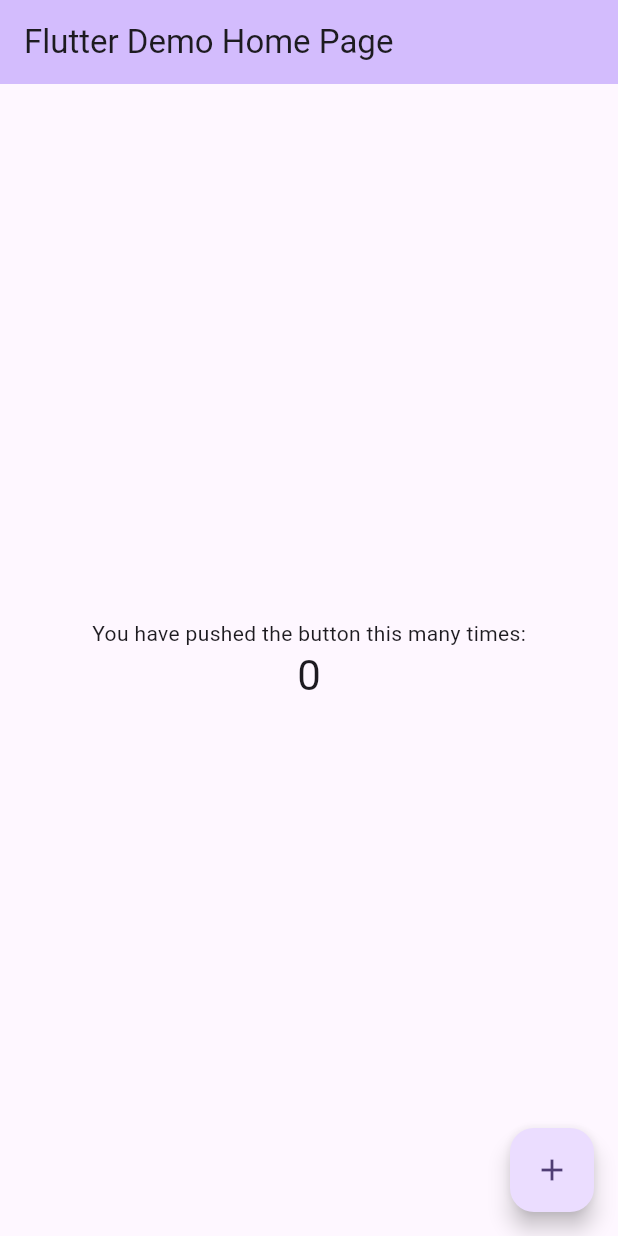
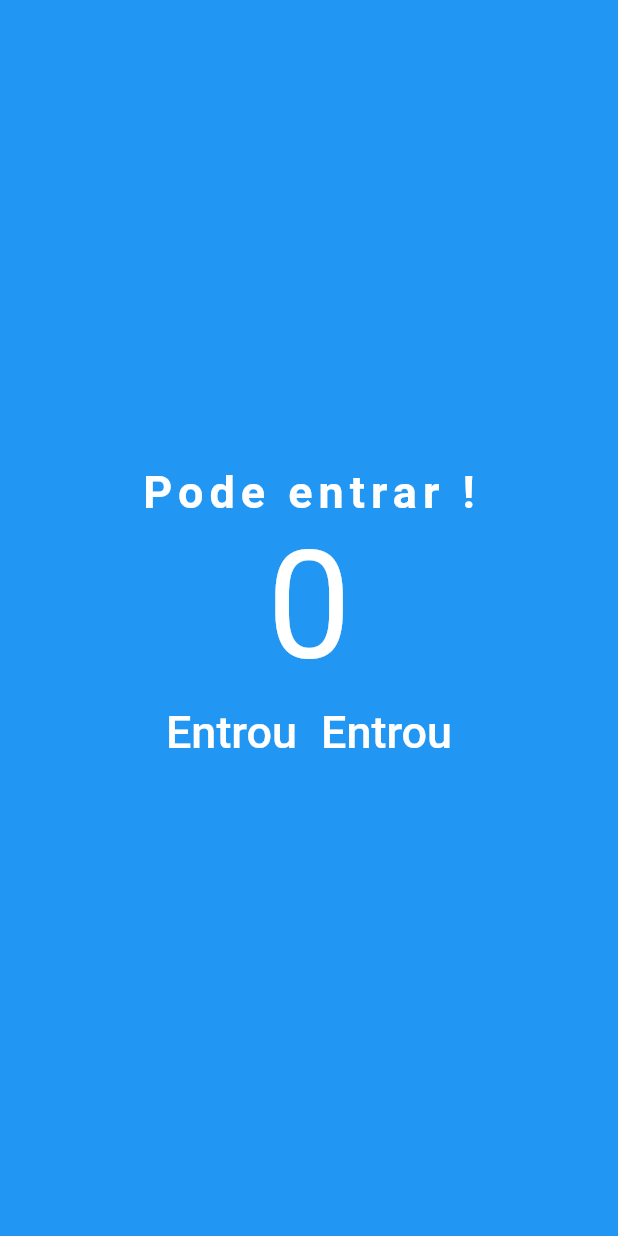
Before and after one commit to jbwinchesterjw/contador-em-flutter, a Flutter app: the screen it shows after launch, on a phone screen of 412 x 824 dp. Run offline on Flutter 3.47's test engine with Material 2 defaults, Android fonts, the phone set to English and light mode, and no system bars.

Commit message:
Adicionado botões

```diff
--- a/lib/main.dart
+++ b/lib/main.dart
@@ -7,119 +7,71 @@
 class MyApp extends StatelessWidget {
   const MyApp({super.key});
 
-  // This widget is the root of your application.
   @override
   Widget build(BuildContext context) {
-    return MaterialApp(
-      title: 'Flutter Demo',
-      theme: ThemeData(
-        // This is the theme of your application.
-        //
-        // TRY THIS: Try running your application with "flutter run". You'll see
-        // the application has a blue toolbar. Then, without quitting the app,
-        // try changing the seedColor in the colorScheme below to Colors.green
-        // and then invoke "hot reload" (save your changes or press the "hot
-        // reload" button in a Flutter-supported IDE, or press "r" if you used
-        // the command line to start the app).
-        //
-        // Notice that the counter didn't reset back to zero; the application
-        // state is not lost during the reload. To reset the state, use hot
-        // restart instead.
-        //
-        // This works for code too, not just values: Most code changes can be
-        // tested with just a hot reload.
-        colorScheme: ColorScheme.fromSeed(seedColor: Colors.deepPurple),
-        useMaterial3: true,
-      ),
-      home: const MyHomePage(title: 'Flutter Demo Home Page'),
+    return const MaterialApp(
+      home: HomePage(),
     );
   }
 }
 
-class MyHomePage extends StatefulWidget {
-  const MyHomePage({super.key, required this.title});
+class HomePage extends StatelessWidget {
+  const HomePage({super.key});
 
-  // This widget is the home page of your application. It is stateful, meaning
-  // that it has a State object (defined below) that contains fields that affect
-  // how it looks.
-
-  // This class is the configuration for the state. It holds the values (in this
-  // case the title) provided by the parent (in this case the App widget) and
-  // used by the build method of the State. Fields in a Widget subclass are
-  // always marked "final".
-
-  final String title;
-
-  @override
-  State<MyHomePage> createState() => _MyHomePageState();
+  void decrement() {
+    print('Pessoa saiu');
   }
 
-class _MyHomePageState extends State<MyHomePage> {
-  int _counter = 0;
-
-  void _incrementCounter() {
-    setState(() {
-      // This call to setState tells the Flutter framework that something has
-      // changed in this State, which causes it to rerun the build method below
-      // so that the display can reflect the updated values. If we changed
-      // _counter without calling setState(), then the build method would not be
-      // called again, and so nothing would appear to happen.
-      _counter++;
-    });
+  void increment() {
+    print('Pessoa entrou');
   }
 
   @override
   Widget build(BuildContext context) {
-    // This method is rerun every time setState is called, for instance as done
-    // by the _incrementCounter method above.
-    //
-    // The Flutter framework has been optimized to make rerunning build methods
-    // fast, so that you can just rebuild anything that needs updating rather
-    // than having to individually change instances of widgets.
-    return Scaffold(
-      appBar: AppBar(
-        // TRY THIS: Try changing the color here to a specific color (to
-        // Colors.amber, perhaps?) and trigger a hot reload to see the AppBar
-        // change color while the other colors stay the same.
-        backgroundColor: Theme.of(context).colorScheme.inversePrimary,
-        // Here we take the value from the MyHomePage object that was created by
-        // the App.build method, and use it to set our appbar title.
-        title: Text(widget.title),
+    return const Scaffold(
+      backgroundColor: Colors.blue,
+      body: Column(
+        mainAxisAlignment: MainAxisAlignment.center,
+        children: [
+          Text(
+            "Pode entrar !",
+            style: TextStyle(
+              fontSize: 30,
+              color: Colors.white,
+              fontWeight: FontWeight.w700,
+              letterSpacing: 4,
             ),
-      body: Center(
-        // Center is a layout widget. It takes a single child and positions it
-        // in the middle of the parent.
-        child: Column(
-          // Column is also a layout widget. It takes a list of children and
-          // arranges them vertically. By default, it sizes itself to fit its
-          // children horizontally, and tries to be as tall as its parent.
-          //
-          // Column has various properties to control how it sizes itself and
-          // how it positions its children. Here we use mainAxisAlignment to
-          // center the children vertically; the main axis here is the vertical
-          // axis because Columns are vertical (the cross axis would be
-          // horizontal).
-          //
-          // TRY THIS: Invoke "debug painting" (choose the "Toggle Debug Paint"
-          // action in the IDE, or press "p" in the console), to see the
-          // wireframe for each widget.
-          mainAxisAlignment: MainAxisAlignment.center,
-          children: <Widget>[
-            const Text(
-              'You have pushed the button this many times:',
           ),
           Text(
-              '$_counter',
-              style: Theme.of(context).textTheme.headlineMedium,
+            "0",
+            style: TextStyle(
+              fontSize: 100,
+              color: Colors.white,
             ),
+          ),
+          Row(
+            mainAxisAlignment: MainAxisAlignment.center,
+            children: [
+              TextButton(
+                onPressed: null,
+                //style: TextButton.styleFrom(backgroundColor: Colors.black, fixedSize: Size(100, 100)),
+                child: Text(
+                  "Entrou",
+                  style: TextStyle(color: Colors.white, fontSize: 30),
+                ),
+              ),
+              TextButton(
+                onPressed: null,
+                //style: TextButton.styleFrom(backgroundColor: Colors.black, fixedSize: Size(100, 100)),
+                child: Text(
+                  "Entrou",
+                  style: TextStyle(color: Colors.white, fontSize: 30),
+                ),
+              )
+            ],
+          )
         ],
       ),
-      ),
-      floatingActionButton: FloatingActionButton(
-        onPressed: _incrementCounter,
-        tooltip: 'Increment',
-        child: const Icon(Icons.add),
-      ), // This trailing comma makes auto-formatting nicer for build methods.
     );
   }
 }
```
Lines whose indentation alone changed are shown as unchanged.
